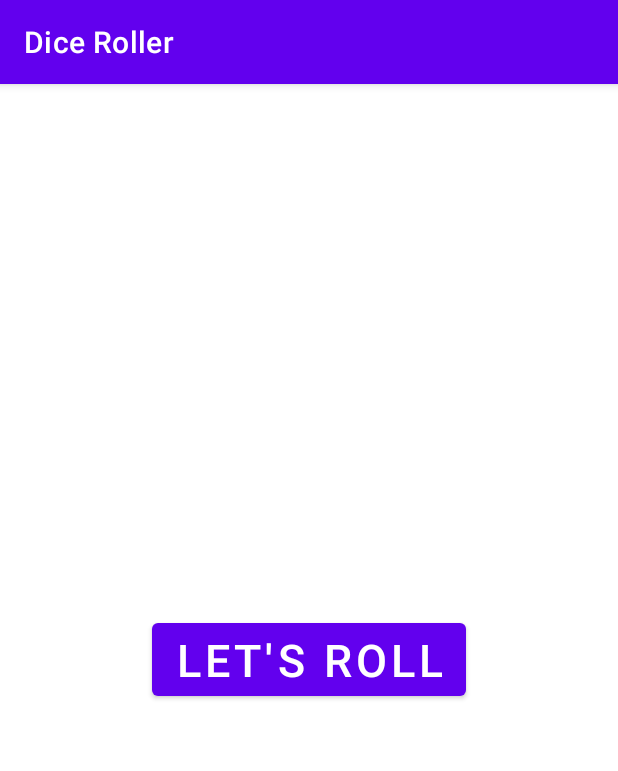
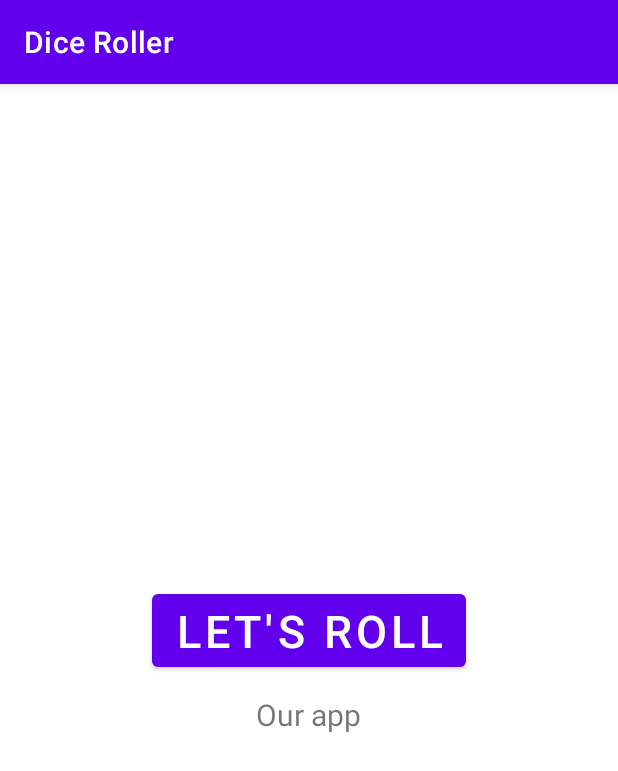
Before and after one commit to MeghanaDamarakonda/Dice-Roller-App, an Android app: the screen it shows after launch (MainActivity), on a phone screen of 412 x 824 dp. Shown: the top 771 px of the screen. Run offline under Robolectric (Android 15) with nearby library versions, the phone set to English and light mode, and no system bars.

Commit message:
Added textview

```diff
--- a/app/src/main/res/layout/activity_main.xml
+++ b/app/src/main/res/layout/activity_main.xml
@@ -24,4 +24,12 @@
         android:text="@string/roll"
         android:textSize="30sp" />
 
+    <TextView
+        android:layout_width="wrap_content"
+        android:layout_height="wrap_content"
+        android:layout_gravity="center_horizontal"
+        android:layout_marginTop="12dp"
+        android:text="@string/our_app"
+        android:textSize="20sp" />
+
 </LinearLayout>
--- a/app/src/main/res/values/strings.xml
+++ b/app/src/main/res/values/strings.xml
@@ -2,4 +2,5 @@
     <string name="app_name">Dice Roller</string>
     <string name="_1">1</string>
     <string name="roll">Roll</string>
+    <string name="our_app">Our app</string>
 </resources>
```
